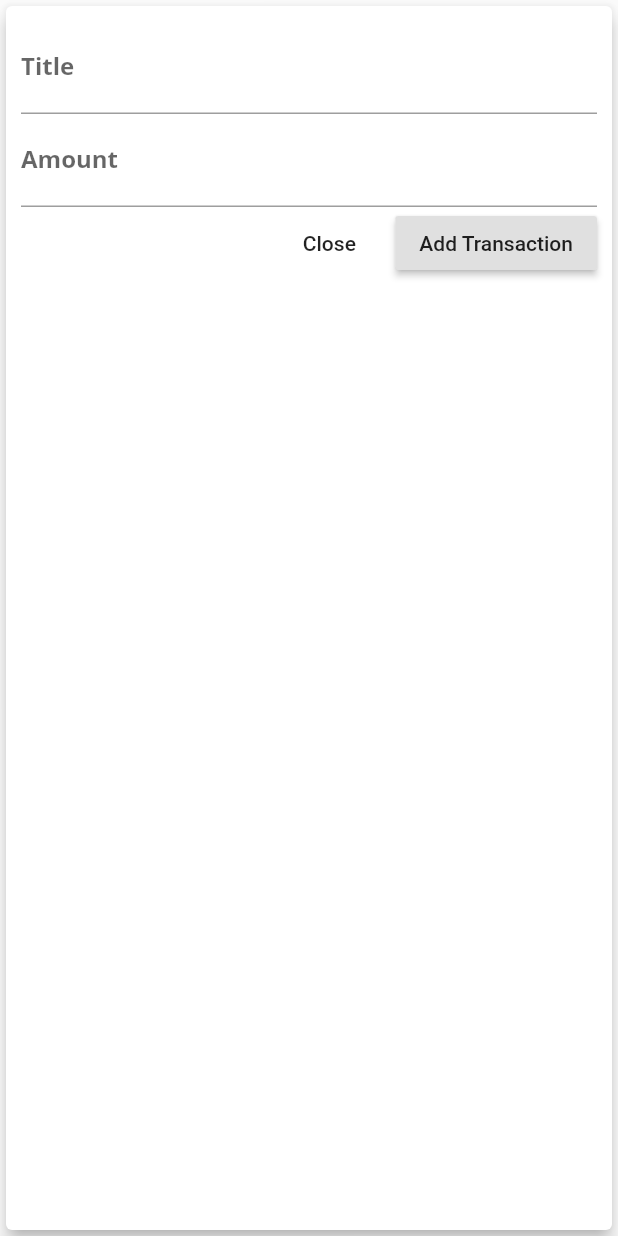
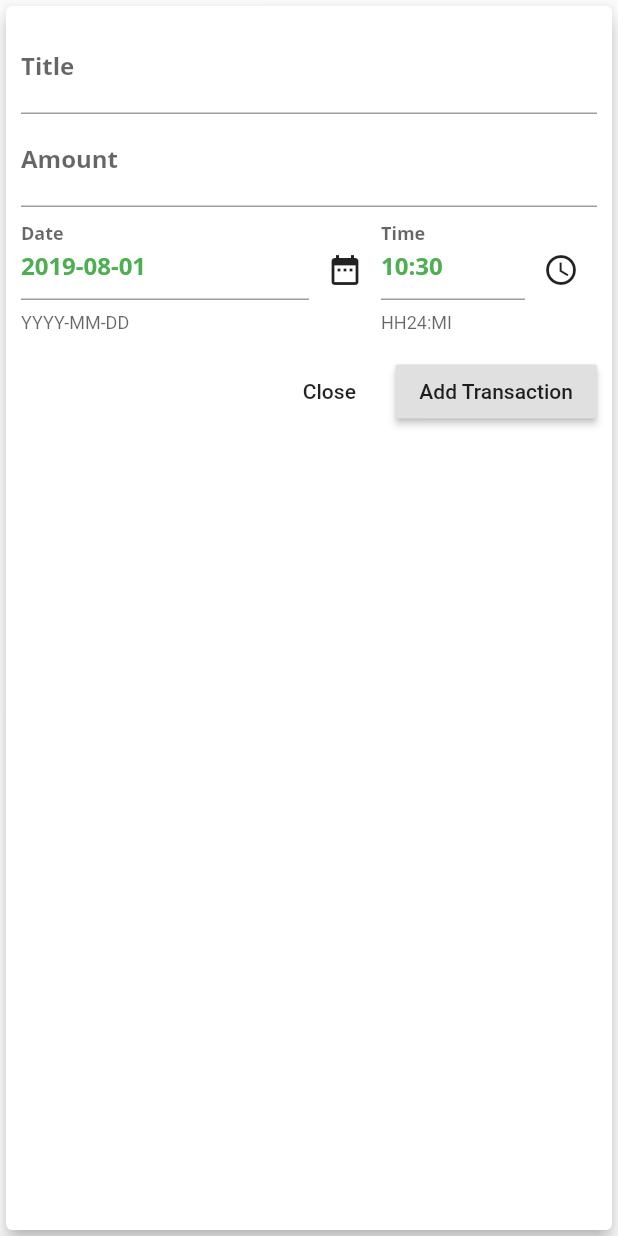
Before and after one commit to s6o/udemy-dart-flutter, a Flutter app: the TransactionEntry widget shown alone on an empty page, opened directly with empty values, on a phone screen of 412 x 824 dp. Run offline on Flutter 3.47's test engine with Material 2 defaults, Android fonts, the light colour scheme and no system bars; missing offline and left inert: money; statements that could not run were skipped.

Commit message:
Add date and time text fields and respective 'picker' controls. #personal-expenses

```diff
--- a/personal_expenses/lib/models/transaction.dart
+++ b/personal_expenses/lib/models/transaction.dart
@@ -34,7 +34,7 @@ class Transaction {
   }
 
   String get timestampText {
-    return DateFormat('EEE, d MMM y H:m:s').format(this.timestamp.toLocal());
+    return DateFormat('EEE, d MMM y HH:mm').format(this.timestamp.toLocal());
   }
 
   Transaction({@required this.title, @required this.amount})
--- a/personal_expenses/lib/ui/chart.dart
+++ b/personal_expenses/lib/ui/chart.dart
@@ -16,7 +16,7 @@ class Chart extends StatelessWidget {
       if (results.containsKey(key)) {
         results[key].amount += tx.amount;
       } else {
-        var dayStart = DateFormat('y-MM-d 00:00:00').format(tx.timestamp);
+        var dayStart = DateFormat('y-MM-dd 00:00:00').format(tx.timestamp);
         var ts = DateTime.parse(dayStart);
         results[key] = Transaction.withTimestamp(
           timestamp: ts,
--- a/personal_expenses/lib/ui/transaction_entry.dart
+++ b/personal_expenses/lib/ui/transaction_entry.dart
@@ -1,5 +1,7 @@
 import 'package:flutter/material.dart';
 import 'package:flutter/services.dart';
+import 'package:flutter/widgets.dart';
+import 'package:intl/intl.dart';
 
 import './../models/transaction.dart';
 
@@ -15,25 +17,90 @@ class TransactionEntry extends StatefulWidget {
 }
 
 class _TransactionEntryState extends State<TransactionEntry> {
-  final titleInput = TextEditingController();
+  final _titleInput = TextEditingController();
+  final _amountInput = TextEditingController();
+  TextEditingController _dateInput;
+  TextEditingController _timeInput;
+  final String dateFormat = 'yyyy-MM-dd';
+  final String timeFormat = 'HH:mm';
 
-  final amountInput = TextEditingController();
+  @override
+  void initState() {
+    super.initState();
+    var currentTs = DateTime.now();
+    this._dateInput =
+        TextEditingController(text: DateFormat(dateFormat).format(currentTs));
+    this._timeInput =
+        TextEditingController(text: DateFormat(timeFormat).format(currentTs));
+  }
 
   void _createTransaction() {
-    String title = titleInput.text;
-    String amount = amountInput.text;
+    String title = _titleInput.text;
+    String amount = _amountInput.text;
 
     if (title.isNotEmpty && amount.isNotEmpty) {
       try {
         var parsedAmount = Money.fromString(amount, Currency('EUR'));
         if (parsedAmount.amount > 0) {
+          var txNow = DateTime.now();
+          String txSecs = DateFormat('ss').format(txNow);
+          String txDate = _dateInput.text.isNotEmpty
+              ? _dateInput.text
+              : DateFormat(dateFormat).format(txNow);
+          String txTime = _timeInput.text.isNotEmpty
+              ? '${_timeInput.text}:$txSecs'
+              : DateFormat('HH:mm:ss').format(txNow);
+
+          try {
+            var txDateTime = DateTime.parse('$txDate $txTime');
+            var tx = Transaction.withTimestamp(
+                timestamp: txDateTime, title: title, amount: parsedAmount);
+            this.widget.entryHandler(tx);
+          } catch (e) {
+            print(
+                'Invalid (custom) Date/Time entry: $txDate $txTime | Exception: ${e.runtimeType}');
             var tx = Transaction(title: title, amount: parsedAmount);
             this.widget.entryHandler(tx);
+          }
         }
       } catch (e) {
         print('Invalid amount: $amount | Exception: ${e.runtimeType}');
       }
     }
+  }
+
+  void _selectDate() {
+    showDatePicker(
+      context: context,
+      initialDate: DateTime.now(),
+      firstDate: DateTime(2019),
+      lastDate: DateTime.now(),
+    ).then((DateTime date) {
+      if (date != null) {
+        setState(() {
+          this._dateInput.text = DateFormat(dateFormat).format(date);
+        });
+      }
+    });
+  }
+
+  void _selectTime() {
+    showTimePicker(
+        context: context,
+        initialTime: TimeOfDay.now(),
+        builder: (BuildContext bctx, Widget child) {
+          return MediaQuery(
+            data: MediaQuery.of(bctx).copyWith(alwaysUse24HourFormat: true),
+            child: child,
+          );
+        }).then((TimeOfDay time) {
+      if (time != null) {
+        setState(() {
+          this._timeInput.text = MaterialLocalizations.of(context)
+              .formatTimeOfDay(time, alwaysUse24HourFormat: true);
+        });
+      }
+    });
   }
 
   @override
@@ -47,14 +114,50 @@ class _TransactionEntryState extends State<TransactionEntry> {
           children: <Widget>[
             TextField(
               decoration: InputDecoration(labelText: 'Title'),
-              controller: titleInput,
+              controller: _titleInput,
             ),
             TextField(
               decoration: InputDecoration(labelText: 'Amount'),
-              controller: amountInput,
+              controller: _amountInput,
               keyboardType: TextInputType.number,
             ),
             Row(
+              mainAxisAlignment: MainAxisAlignment.end,
+              children: <Widget>[
+                Flexible(
+                  flex: 2,
+                  child: TextField(
+                    decoration: InputDecoration(
+                      labelText: 'Date',
+                      helperText: 'YYYY-MM-DD',
+                    ),
+                    controller: _dateInput,
+                    keyboardType: TextInputType.datetime,
+                  ),
+                ),
+                IconButton(
+                  icon: Icon(Icons.date_range),
+                  onPressed: _selectDate,
+                ),
+                Flexible(
+                  child: TextField(
+                    decoration: InputDecoration(
+                      labelText: 'Time',
+                      helperText: 'HH24:MI',
+                    ),
+                    controller: _timeInput,
+                    keyboardType: TextInputType.datetime,
+                  ),
+                ),
+                IconButton(
+                  icon: Icon(Icons.access_time),
+                  onPressed: _selectTime,
+                ),
+              ],
+            ),
+            Padding(
+              padding: EdgeInsets.only(top: 15),
+              child: Row(
                 mainAxisAlignment: MainAxisAlignment.end,
                 children: <Widget>[
                   FlatButton(
@@ -63,9 +166,13 @@ class _TransactionEntryState extends State<TransactionEntry> {
                   ),
                   RaisedButton(
                     child: Text('Add Transaction'),
-                  onPressed: () => _createTransaction(),
+                    onPressed: () {
+                      _createTransaction();
+                      Navigator.of(context).pop();
+                    },
                   )
                 ],
+              ),
             ),
           ],
         ),
```
Lines whose indentation alone changed are shown as unchanged.
